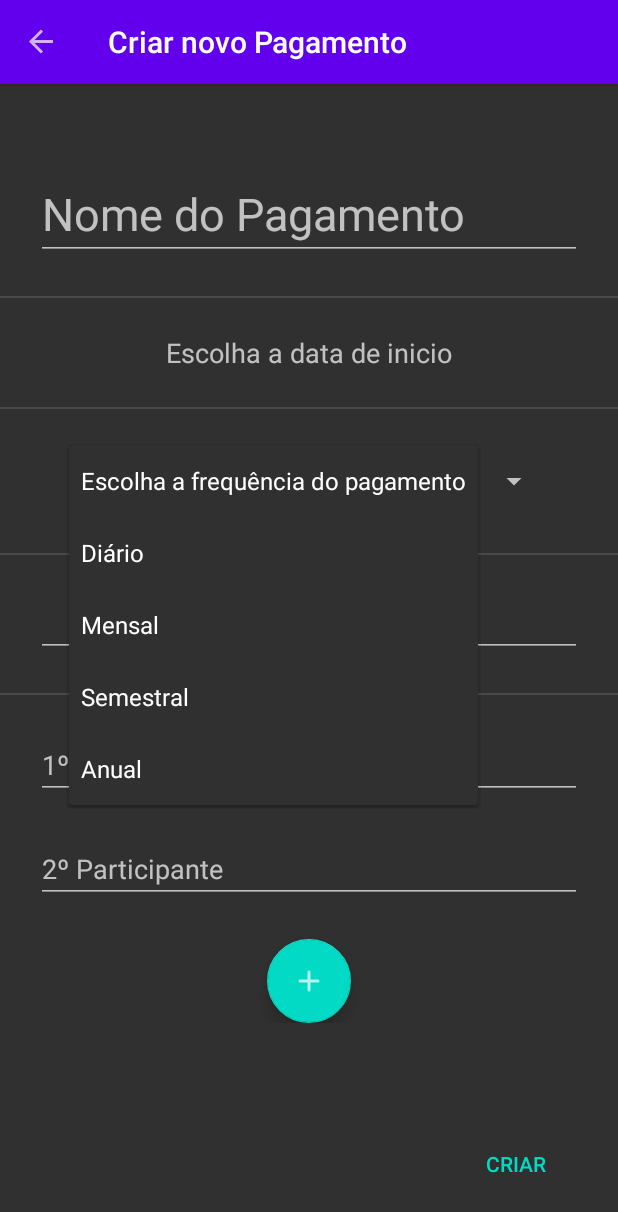
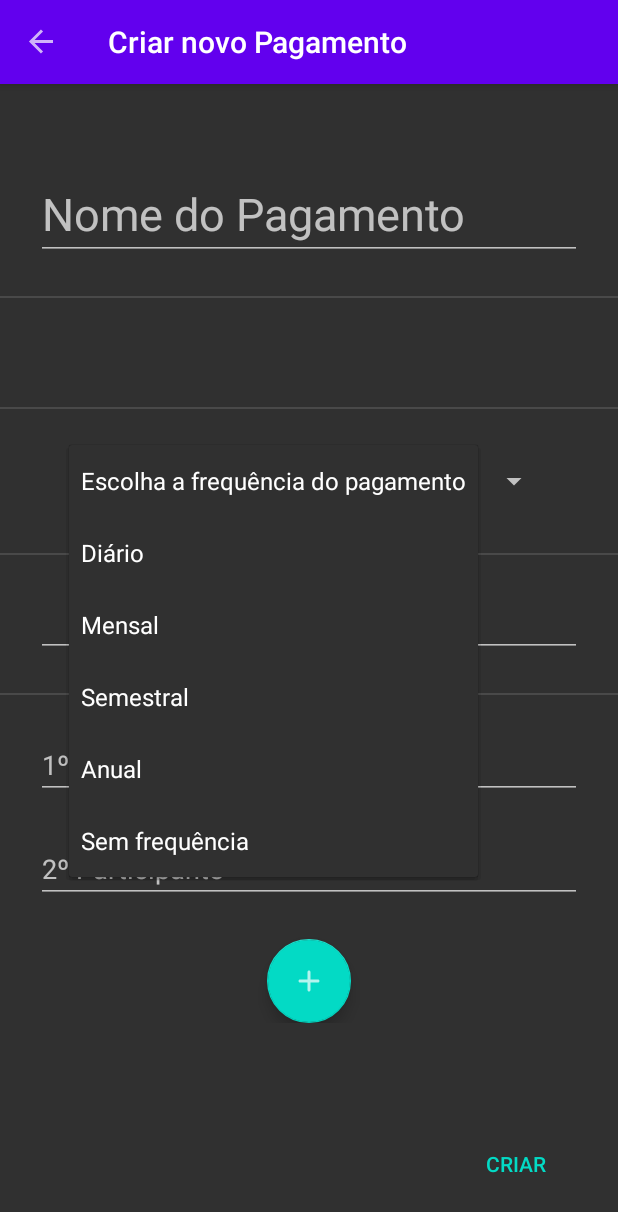
Before and after one commit to VitorMakiyama/GerenciadorDePagamentos-Android, an Android app: the CriarPagamentoFragment screen opened through its navigation route, after a tap on "Escolha a frequência do pagamento", on a phone screen of 412 x 824 dp. Shown: the top 1212 px of the screen. Run offline under Robolectric (Android 15) with nearby library versions, the phone set to English and light mode, and no system bars; our stand-ins replace Room's generated code, data binding, navigation-ui.

Commit message:
App version: 0.5.0 Added - no frequency payment, a pmt without frequency. You can adjust how much each participant is supposed to pay. (not saved in DB yet) Working modules: *Main Screen - PagamentosMain: Shows the list of created payments (clicking in a payment shows it's information in a toast notification) *Creation Screen - CriarPagamento: A fragment that allows you to create a new payment, with a Name; Start Date; Frequency; Price; and 2 Participants (more can be added by clicking on the '+'). If it is a one-tyime Payment (no frequency) you can adjust how much each participant must pay.

```diff
--- a/app/build.gradle
+++ b/app/build.gradle
@@ -12,7 +12,7 @@ android {
         minSdkVersion 22
         targetSdkVersion 31
         versionCode 1
-        versionName "0.4.9"
+        versionName "0.5.0"
 
         testInstrumentationRunner "androidx.test.runner.AndroidJUnitRunner"
 
--- a/app/src/main/java/com/makiyamasoftware/gerenciadordepagamentos/telas/criarpagamento/CriarPagamentoAdapter.kt
+++ b/app/src/main/java/com/makiyamasoftware/gerenciadordepagamentos/telas/criarpagamento/CriarPagamentoAdapter.kt
@@ -1,6 +1,8 @@
 package com.makiyamasoftware.gerenciadordepagamentos.telas.criarpagamento
 
 import android.app.Activity
+import android.provider.ContactsContract
+import android.util.Log
 import android.view.LayoutInflater
 import android.view.View
 import android.view.ViewGroup
@@ -23,6 +25,8 @@ import kotlinx.coroutines.withContext
 private const val TIPO_ITEM_HEADER = 0
 private const val TIPO_ITEM_PARTICIPANTE = 1
 private const val TIPO_ITEM_TAIL = 2
+
+private const val TAG = "CriarPagamentosAdapter"
 
 class CriarPagamentoAdapter(private val criarPagamentoViewModel: CriarPagamentoViewModel, private val lifeCycleOwner: LifecycleOwner) : ListAdapter<DataItem, RecyclerView.ViewHolder>(CriarPagamentoDiffCallback()) {
 
@@ -76,13 +80,18 @@ class CriarPagamentoAdapter(private val criarPagamentoViewModel: CriarPagamentoV
 
         }
 
-
     /**
      * Os ViewHolders utilizados
      */
     class ParticipantesViewHolder private  constructor(private val editBinding: CriarParticipantesEdittextBinding): RecyclerView.ViewHolder(editBinding.root) {
         fun bind(participante: ParticipanteAux) {
             editBinding.editTextParticipante.hint = participante.dica
+            editBinding.editTextParcelaParticipante.hint = participante.dicaPreco
+            if (participante.parcelaAparece) {
+                 editBinding.editTextParcelaParticipante.visibility = View.VISIBLE
+            } else {
+                editBinding.editTextParcelaParticipante.visibility = View.GONE
+            }
             editBinding.participanteAux = participante
             editBinding.executePendingBindings()
         }
@@ -174,7 +183,13 @@ class  CriarPagamentoDiffCallback : DiffUtil.ItemCallback<DataItem>() {
     }
 
     override fun areContentsTheSame(oldItem: DataItem, newItem: DataItem): Boolean {
-        return oldItem == newItem
+        var equal: Boolean = true
+        if (oldItem is DataItem.ParticipanteItem && newItem is DataItem.ParticipanteItem) {
+            equal = (oldItem.participante.parcelaAparece == newItem.participante.parcelaAparece)
+            Log.i(TAG,"equal: ${equal}\nold: ${oldItem.participante.parcelaAparece}\n" +
+                    "new: ${oldItem.participante.parcelaAparece}")
+        }
+        return oldItem == newItem && equal
     }
 
 }
--- a/app/src/main/java/com/makiyamasoftware/gerenciadordepagamentos/telas/criarpagamento/CriarPagamentoFragment.kt
+++ b/app/src/main/java/com/makiyamasoftware/gerenciadordepagamentos/telas/criarpagamento/CriarPagamentoFragment.kt
@@ -19,6 +19,7 @@ import com.makiyamasoftware.gerenciadordepagamentos.R
 import com.makiyamasoftware.gerenciadordepagamentos.database.PagamentosDatabase
 import com.makiyamasoftware.gerenciadordepagamentos.databinding.FragmentCriarPagamentoBinding
 
+private const val TAG = "CriarPagamentoFragment"
 /**
  *  Fragmento responsavel por criar um novo pagamento
  */
@@ -72,6 +73,7 @@ class CriarPagamentoFragment : Fragment() {
             it?.let {
                 adapter.addHeaderESubmit(it)
             }
+            Log.i(TAG,"Enviou a lista")
             binding.criarList.smoothScrollToPosition(adapter.itemCount)
         })
 
@@ -89,6 +91,11 @@ class CriarPagamentoFragment : Fragment() {
                 viewModel.onCamposVaziosDone()
             }
         }
+
+        /**
+         * Observer do spinner (para alterar a lista de acordo com o tipo de frequencia (ou não frequencia)
+         */
+
 
         Log.i("TestCriar","Datainicial: ${viewModel.dataInicialString.value}")
         return binding.root
--- a/app/src/main/java/com/makiyamasoftware/gerenciadordepagamentos/telas/criarpagamento/CriarPagamentoViewModel.kt
+++ b/app/src/main/java/com/makiyamasoftware/gerenciadordepagamentos/telas/criarpagamento/CriarPagamentoViewModel.kt
@@ -174,11 +174,43 @@ class CriarPagamentoViewModel(val database:PagamentosDatabaseDao, application: A
         }
     }
 
+    /**
+     * selectListener do spinner - verifica o tipo de frequencia, e se for 'Sem frequência'
+     *   ele irá atualizar o parcelaAparece de todos os participantes para true
+     *   se não, atualiza para false
+     */
+    fun onSelectSpinnerItem () {
+        val lista = mutableListOf<ParticipanteAux>()
+        // se o item selecionado for 'Sem frequência', verifica se o primeiro participante já não tem parcelaAparece == false,
+        //  se nao, o atribui em todos (necessário copiar os participantes antes de altera-los)
+        if (spinnerEscolhaFrequencia.selectedItem == getApplication<Application?>().resources.getStringArray(R.array.frequencias_pagamentos).last()) {
+            if (!(participantes.value!!.first().parcelaAparece)) {
+                ParticipanteAux().resetParticipanteId()
+                for (i in participantes.value!!.indices) {
+                    lista.add(participantes.value!![i].copy(parcelaAparece = true))
+                }
+                participantes.value = lista
+            }
+        } else if (spinnerEscolhaFrequencia.selectedItem == getApplication<Application?>().resources.getStringArray(R.array.frequencias_pagamentos).first()) {
+        } else {
+            if (participantes.value!!.first().parcelaAparece) {
+                ParticipanteAux().resetParticipanteId()
+                for (i in participantes.value!!.indices) {
+                    lista.add(participantes.value!![i].copy(parcelaAparece = false))
+                }
+                participantes.value = lista
+            }
+        }
+        Log.i(TAG,"participantes: ${participantes.value}")
+    }
 }
 
 data class ParticipanteAux(
     var dica: String = "",
+    var dicaPreco: String = "",
+    var parcelaAparece: Boolean = false,
     val nome: MutableLiveData<String> = MutableLiveData<String>(),
+    val preco: MutableLiveData<String> = MutableLiveData<String>(),
     var id: Long = 0L
 ) {
     fun resetParticipanteId(){
@@ -186,11 +218,14 @@ data class ParticipanteAux(
     }
     companion object {
         private const val DICA_PARTICIPANTE = "º Participante"
+        private const val DICA_PARTICIPANTE_PARCELA = "Parcela "
+        private const val DICA_PARTICIPANTE_PRECO = "º Participante"
         var participanteId = 1L
     }
     init {
         id = participanteId
         dica = "$id" + DICA_PARTICIPANTE
+        dicaPreco = DICA_PARTICIPANTE_PARCELA + "$id" + DICA_PARTICIPANTE_PRECO
         participanteId++
     }
 }
--- a/app/src/main/res/layout/criar_participantes_edittext.xml
+++ b/app/src/main/res/layout/criar_participantes_edittext.xml
@@ -20,12 +20,22 @@
             android:layout_marginStart="@dimen/default_margin"
             android:layout_marginTop="@dimen/default_margin"
             android:layout_marginEnd="@dimen/default_margin"
+            android:imeOptions="actionUnspecified"
             android:inputType="textPersonName|textCapWords"
             android:text="@={participanteAux.nome}"
-            android:imeOptions="actionUnspecified"
-            app:layout_constraintBottom_toBottomOf="parent"
             app:layout_constraintEnd_toEndOf="parent"
             app:layout_constraintStart_toStartOf="parent"
-            app:layout_constraintTop_toTopOf="parent"/>
+            app:layout_constraintTop_toTopOf="parent" />
+
+        <EditText
+            android:id="@+id/editTextParcelaParticipante"
+            android:layout_width="wrap_content"
+            android:layout_height="wrap_content"
+            android:layout_marginStart="@dimen/default_margin"
+            android:layout_marginTop="@dimen/default_margin"
+            android:text="@={participanteAux.preco}"
+            android:inputType="numberDecimal"
+            app:layout_constraintStart_toStartOf="parent"
+            app:layout_constraintTop_toBottomOf="@+id/editTextParticipante" />
     </androidx.constraintlayout.widget.ConstraintLayout>
 </layout>
--- a/app/src/main/res/layout/criar_participantes_header.xml
+++ b/app/src/main/res/layout/criar_participantes_header.xml
@@ -87,6 +87,7 @@
             android:contentDescription="@string/criarParticipantesHeader_escolha_a_frequencia"
             android:minHeight="48dp"
             android:spinnerMode="dropdown"
+            android:onItemSelected="@{() -> criarPagamentoViewModel.onSelectSpinnerItem()}"
             app:layout_constraintEnd_toEndOf="parent"
             app:layout_constraintStart_toStartOf="parent"
             app:layout_constraintTop_toBottomOf="@+id/div2" />
--- a/app/src/main/res/values/strings.xml
+++ b/app/src/main/res/values/strings.xml
@@ -32,6 +32,7 @@
         <item>Mensal</item>
         <item>Semestral</item>
         <item>Anual</item>
+        <item>Sem frequência</item>
     </string-array>
 
 
--- a/build.gradle
+++ b/build.gradle
@@ -1,10 +1,10 @@
 // Top-level build file where you can add configuration options common to all sub-projects/modules.
 buildscript {
     ext {
-        kotlin_version = "1.6.10"
+        kotlin_version = "1.6.21"
         core_version = "1.7.0"
         coroutine_version = "1.3.8"
-        nav_version = '2.4.1'
+        nav_version = '2.4.2'
         constraint_layout_version = "2.1.3"
         gradle_version = '7.2.0'
         lifecycle_extensions_version = "2.2.0"
```
